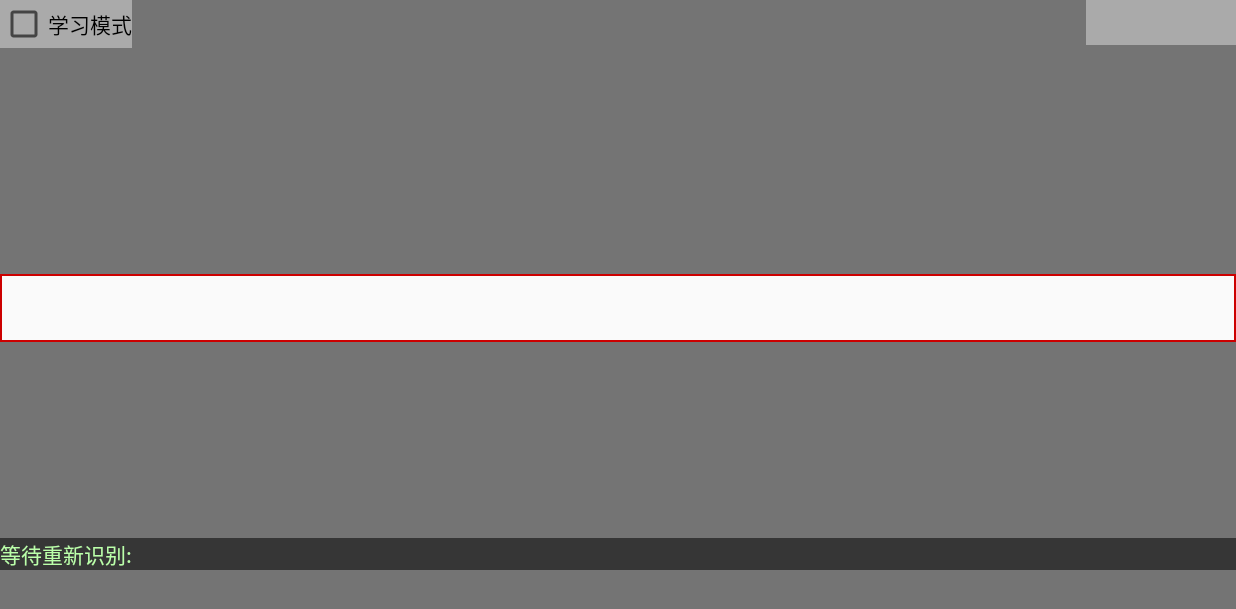
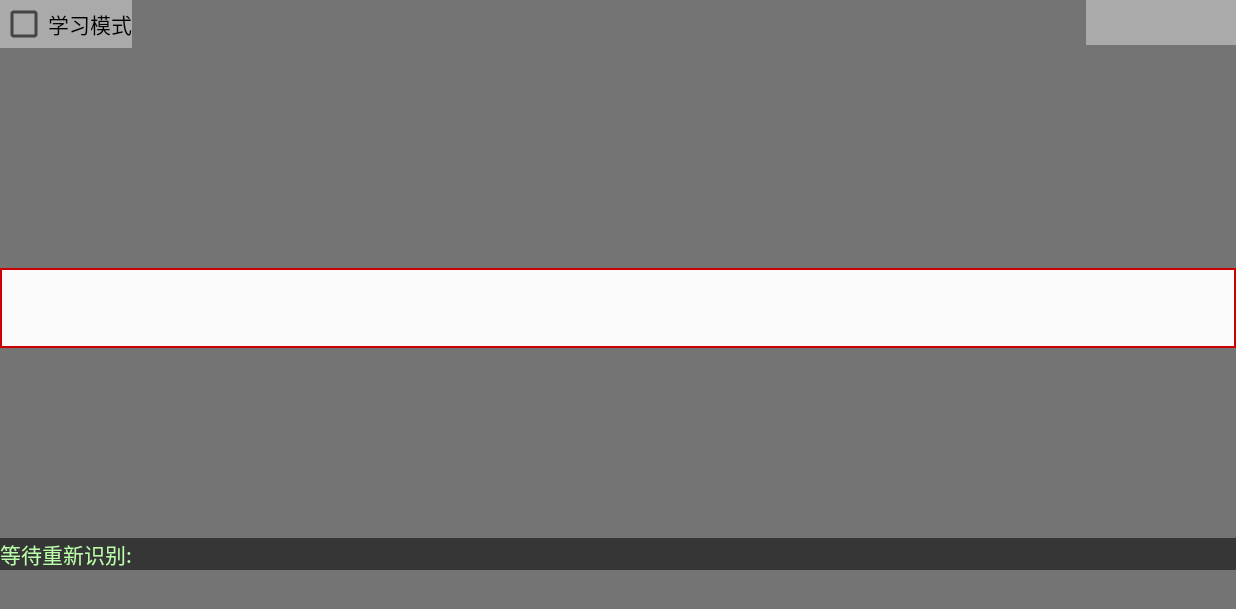
Before and after one commit to woshiwzy/opencv_android, an Android app: the CameraPreviewActivity screen opened directly, with no data from a screen before it, after a tap on an icon or button, on a phone screen of 824 x 412 dp (held sideways). Shown: the top 609 px of the screen. Run offline under Robolectric (Android 15) with nearby library versions, the phone set to English and light mode, and no system bars; libraries missing offline, so code that uses them is left out: org.opencv.android, org.opencv.core, org.opencv.imgproc; plain views replace JavaCameraView; 5 statements that could not run were skipped.

Commit message:
调整识别区域比例

```diff
--- a/myopencvdemo/src/main/java/com/myopencvdemo/CameraPreviewActivity.java
+++ b/myopencvdemo/src/main/java/com/myopencvdemo/CameraPreviewActivity.java
@@ -73,8 +73,8 @@ public class CameraPreviewActivity extends Activity implements CameraBridgeViewB
     private TextView textViewResult;
 
 
-    private int cropContentPercent = 1;
-    private int coverContentPercennt = 1;
+    private float cropContentPercent = 1;
+    private float coverContentPercennt = 1;
 
 
     /**
@@ -92,8 +92,8 @@ public class CameraPreviewActivity extends Activity implements CameraBridgeViewB
         viewContent.post(new Runnable() {
             @Override
             public void run() {
-                cropContentPercent = (int) (((LinearLayout.LayoutParams) viewContent.getLayoutParams()).weight);
-                coverContentPercennt = (int) (((LinearLayout.LayoutParams) findViewById(R.id.converView).getLayoutParams()).weight);
+                cropContentPercent = (((LinearLayout.LayoutParams) viewContent.getLayoutParams()).weight);
+                coverContentPercennt = (((LinearLayout.LayoutParams) findViewById(R.id.converView).getLayoutParams()).weight);
                 Log.e(App.tag, "weight is :" + cropContentPercent + " cover:" + coverContentPercennt * 2);
 
             }
--- a/myopencvdemo/src/main/res/layout/camera_preview_layout.xml
+++ b/myopencvdemo/src/main/res/layout/camera_preview_layout.xml
@@ -28,7 +28,7 @@
 
             <LinearLayout android:layout_width="match_parent"
                           android:layout_height="0dp"
-                          android:layout_weight="1"
+                          android:layout_weight="1.2"
                           android:orientation="horizontal"
                           android:background="@drawable/shape_bg_line"
                           android:id="@+id/viewContent">
```
